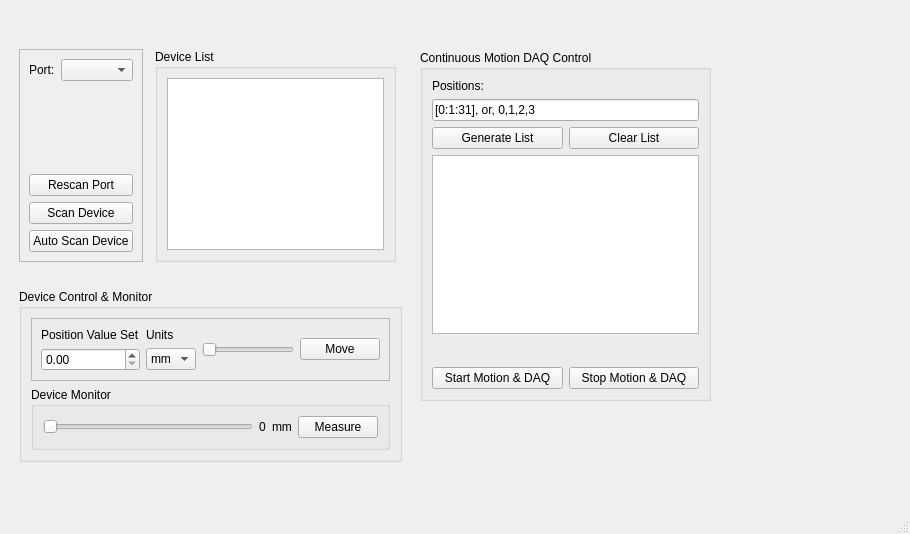
The window that src/ZaberControlWidget.ui (HelloUSTC114/FEEBoardGUI) describes before a commit, drawn with Qt 5.
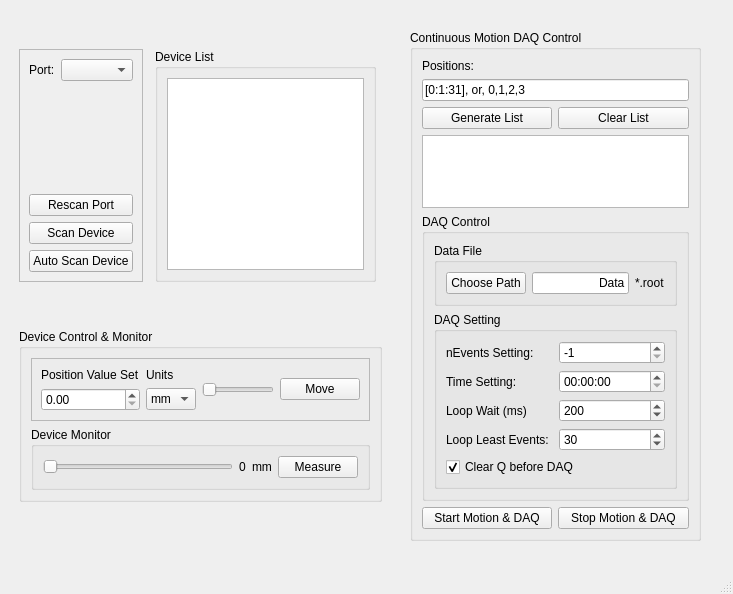
The same window after the commit.

Commit message: Add DAQ control info for Zaber test

Diff of the .ui file:
```diff
--- a/src/ZaberControlWidget.ui
+++ b/src/ZaberControlWidget.ui
@@ -6,8 +6,8 @@
    <rect>
     <x>0</x>
     <y>0</y>
-    <width>910</width>
-    <height>534</height>
+    <width>733</width>
+    <height>594</height>
    </rect>
   </property>
   <property name="windowTitle">
@@ -19,8 +19,8 @@
      <rect>
       <x>10</x>
       <y>40</y>
-      <width>401</width>
-      <height>431</height>
+      <width>381</width>
+      <height>471</height>
      </rect>
     </property>
     <layout class="QGridLayout" name="gridLayout_2">
@@ -236,41 +236,27 @@
    <widget class="QGroupBox" name="groupBox_3">
     <property name="geometry">
      <rect>
-      <x>420</x>
-      <y>50</y>
+      <x>410</x>
+      <y>30</y>
       <width>291</width>
-      <height>351</height>
+      <height>511</height>
      </rect>
     </property>
     <property name="title">
      <string>Continuous Motion DAQ Control</string>
     </property>
     <layout class="QGridLayout" name="gridLayout_6">
-     <item row="0" column="0">
-      <widget class="QLabel" name="label_5">
-       <property name="text">
-        <string>Positions:</string>
-       </property>
-      </widget>
-     </item>
-     <item row="2" column="1">
-      <widget class="QPushButton" name="btnClearList">
-       <property name="text">
-        <string>Clear List</string>
-       </property>
-      </widget>
-     </item>
      <item row="3" column="0" colspan="2">
       <widget class="QListWidget" name="listPosition"/>
      </item>
-     <item row="5" column="1">
-      <widget class="QPushButton" name="btnStopConMotion">
+     <item row="0" column="0">
+      <widget class="QLabel" name="label_5">
        <property name="text">
-        <string>Stop Motion &amp;&amp; DAQ</string>
+        <string>Positions:</string>
        </property>
       </widget>
      </item>
-     <item row="5" column="0">
+     <item row="6" column="0">
       <widget class="QPushButton" name="btnStartConMotion">
        <property name="text">
         <string>Start Motion &amp;&amp; DAQ</string>
@@ -291,7 +277,7 @@
        </property>
       </widget>
      </item>
-     <item row="4" column="0" colspan="2">
+     <item row="5" column="0" colspan="2">
       <spacer name="verticalSpacer_3">
        <property name="orientation">
         <enum>Qt::Vertical</enum>
@@ -304,6 +290,165 @@
        </property>
       </spacer>
      </item>
+     <item row="2" column="1">
+      <widget class="QPushButton" name="btnClearList">
+       <property name="text">
+        <string>Clear List</string>
+       </property>
+      </widget>
+     </item>
+     <item row="6" column="1">
+      <widget class="QPushButton" name="btnStopConMotion">
+       <property name="text">
+        <string>Stop Motion &amp;&amp; DAQ</string>
+       </property>
+      </widget>
+     </item>
+     <item row="4" column="0" colspan="2">
+      <widget class="QGroupBox" name="grpDAQctrl">
+       <property name="title">
+        <string>DAQ Control</string>
+       </property>
+       <layout class="QGridLayout" name="gridLayout_23">
+        <item row="0" column="0">
+         <widget class="QGroupBox" name="groupBox_10">
+          <property name="title">
+           <string>Data File</string>
+          </property>
+          <layout class="QGridLayout" name="gridLayout_10">
+           <item row="0" column="0">
+            <widget class="QPushButton" name="btnPath">
+             <property name="text">
+              <string>Choose Path</string>
+             </property>
+            </widget>
+           </item>
+           <item row="0" column="3">
+            <widget class="QLabel" name="lblFileSuf_2">
+             <property name="text">
+              <string>*.root</string>
+             </property>
+             <property name="alignment">
+              <set>Qt::AlignLeading|Qt::AlignLeft|Qt::AlignVCenter</set>
+             </property>
+            </widget>
+           </item>
+           <item row="0" column="1" colspan="2">
+            <widget class="QLineEdit" name="lblFileName">
+             <property name="text">
+              <string>Data</string>
+             </property>
+             <property name="alignment">
+              <set>Qt::AlignRight|Qt::AlignTrailing|Qt::AlignVCenter</set>
+             </property>
+            </widget>
+           </item>
+          </layout>
+         </widget>
+        </item>
+        <item row="1" column="0">
+         <widget class="QGroupBox" name="grpDAQStart">
+          <property name="title">
+           <string>DAQ Setting</string>
+          </property>
+          <layout class="QGridLayout" name="gridLayout_12">
+           <item row="0" column="1">
+            <widget class="QSpinBox" name="boxDAQEvent">
+             <property name="minimum">
+              <number>-1</number>
+             </property>
+             <property name="maximum">
+              <number>999999999</number>
+             </property>
+             <property name="value">
+              <number>-1</number>
+             </property>
+            </widget>
+           </item>
+           <item row="1" column="1">
+            <widget class="QTimeEdit" name="timeDAQSetting">
+             <property name="displayFormat">
+              <string>HH:mm:ss</string>
+             </property>
+             <property name="time">
+              <time>
+               <hour>0</hour>
+               <minute>0</minute>
+               <second>0</second>
+              </time>
+             </property>
+            </widget>
+           </item>
+           <item row="2" column="1">
+            <widget class="QSpinBox" name="boxBufferWait">
+             <property name="minimum">
+              <number>1</number>
+             </property>
+             <property name="maximum">
+              <number>999999999</number>
+             </property>
+             <property name="value">
+              <number>200</number>
+             </property>
+            </widget>
+           </item>
+           <item row="1" column="0">
+            <widget class="QLabel" name="label_19">
+             <property name="text">
+              <string>Time Setting:</string>
+             </property>
+            </widget>
+           </item>
+           <item row="0" column="0">
+            <widget class="QLabel" name="label_32">
+             <property name="text">
+              <string>nEvents Setting:</string>
+             </property>
+            </widget>
+           </item>
+           <item row="2" column="0">
+            <widget class="QLabel" name="label_6">
+             <property name="text">
+              <string>Loop Wait (ms)</string>
+             </property>
+            </widget>
+           </item>
+           <item row="3" column="0">
+            <widget class="QLabel" name="label_7">
+             <property name="text">
+              <string>Loop Least Events:</string>
+             </property>
+            </widget>
+           </item>
+           <item row="3" column="1">
+            <widget class="QSpinBox" name="boxLeastEvents">
+             <property name="minimum">
+              <number>1</number>
+             </property>
+             <property name="maximum">
+              <number>200</number>
+             </property>
+             <property name="value">
+              <number>30</number>
+             </property>
+            </widget>
+           </item>
+           <item row="4" column="0" colspan="2">
+            <widget class="QCheckBox" name="boxClearQueue">
+             <property name="text">
+              <string>Clear Q before DAQ</string>
+             </property>
+             <property name="checked">
+              <bool>true</bool>
+             </property>
+            </widget>
+           </item>
+          </layout>
+         </widget>
+        </item>
+       </layout>
+      </widget>
+     </item>
     </layout>
    </widget>
   </widget>
@@ -312,7 +457,7 @@
     <rect>
      <x>0</x>
      <y>0</y>
-     <width>910</width>
+     <width>733</width>
      <height>22</height>
     </rect>
    </property>
```
The commit also changes 2 other files.
